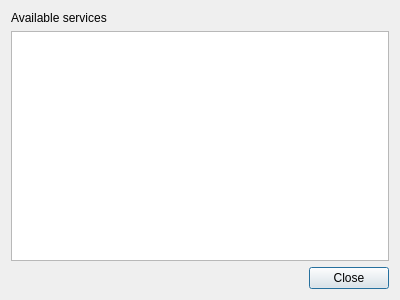
Before: the Qt Designer form examples/btscanner/service.ui in qtproject/qt-mobility, drawn with Qt 5.
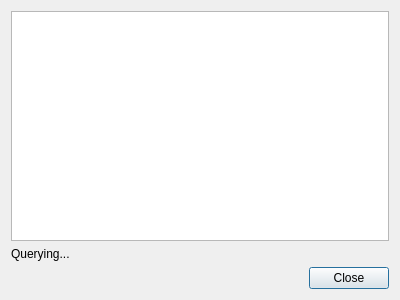
After: the same form once the commit is applied.

Diff of the .ui file:
```diff
--- a/examples/btscanner/service.ui
+++ b/examples/btscanner/service.ui
@@ -15,15 +15,15 @@
   </property>
   <layout class="QVBoxLayout" name="verticalLayout">
    <item>
-    <widget class="QLabel" name="label">
+    <widget class="QListWidget" name="list"/>
+   </item>
+   <item>
+    <widget class="QLabel" name="status">
      <property name="text">
-      <string>Available services</string>
+      <string>Querying...</string>
      </property>
     </widget>
    </item>
-   <item>
-    <widget class="QListWidget" name="list"/>
-   </item>
    <item>
     <layout class="QHBoxLayout" name="horizontalLayout">
      <item>
```
Left out of the diff: 2 changed lines with no effect on the pictures.
